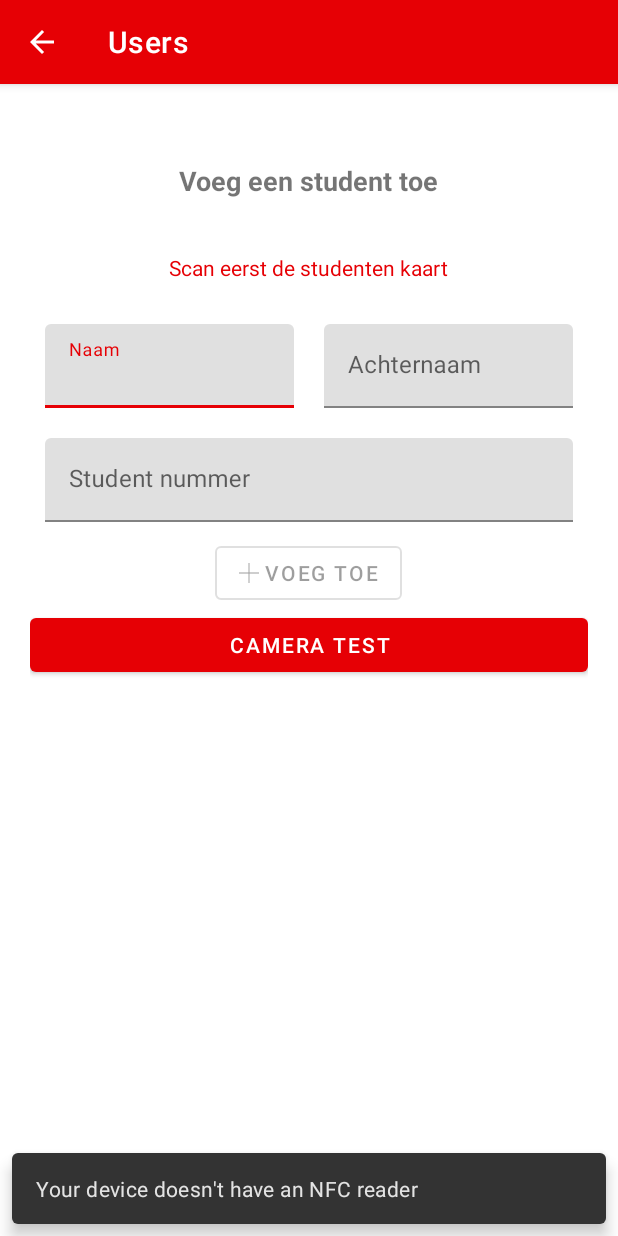
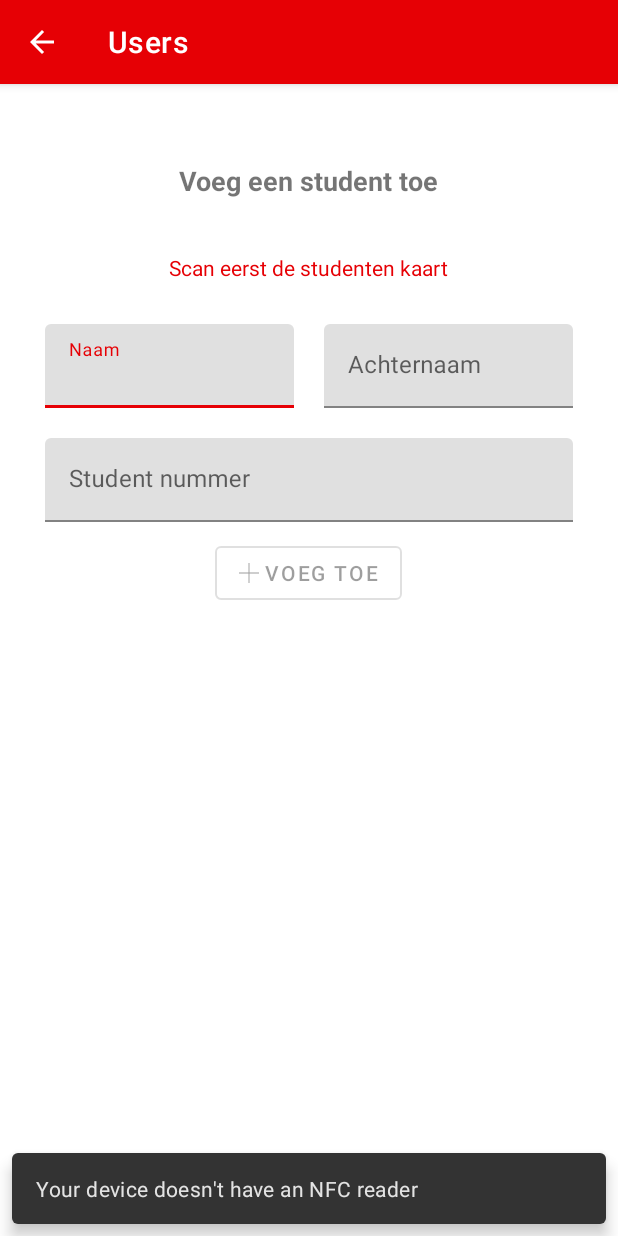
Before and after one commit to mnirm/AppOfTheYear, an Android app: the AddUserActivity screen opened directly, with no data from a screen before it, on a phone screen of 412 x 824 dp. Run offline under Robolectric (Android 15) with nearby library versions, the phone set to English and light mode, and no system bars; our stand-ins replace Firebase (no records; nobody signed in at launch, a user with empty details on screens opened directly).

Commit message:
Deleted test camera button

```diff
--- a/app/src/main/res/layout/activity_add_user.xml
+++ b/app/src/main/res/layout/activity_add_user.xml
@@ -98,11 +98,5 @@
             android:text="@string/add_user">
 
         </com.google.android.material.button.MaterialButton>
-
-        <com.google.android.material.button.MaterialButton
-            android:layout_width="match_parent"
-            android:layout_height="wrap_content"
-            android:text="Camera test"
-            android:onClick="OpenCamera"/>
     </LinearLayout>
 </androidx.appcompat.widget.LinearLayoutCompat>
```
